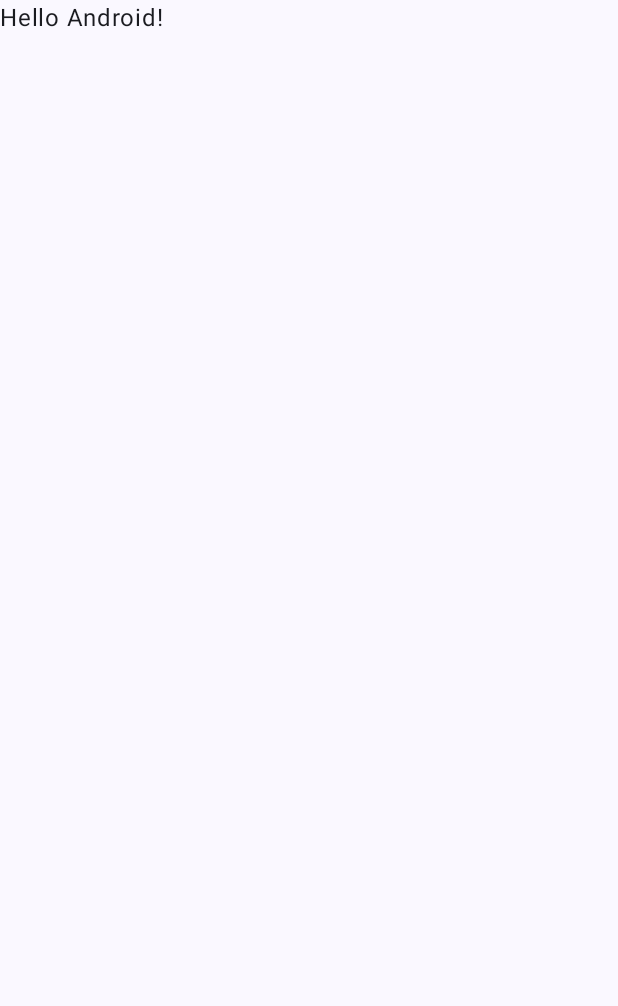
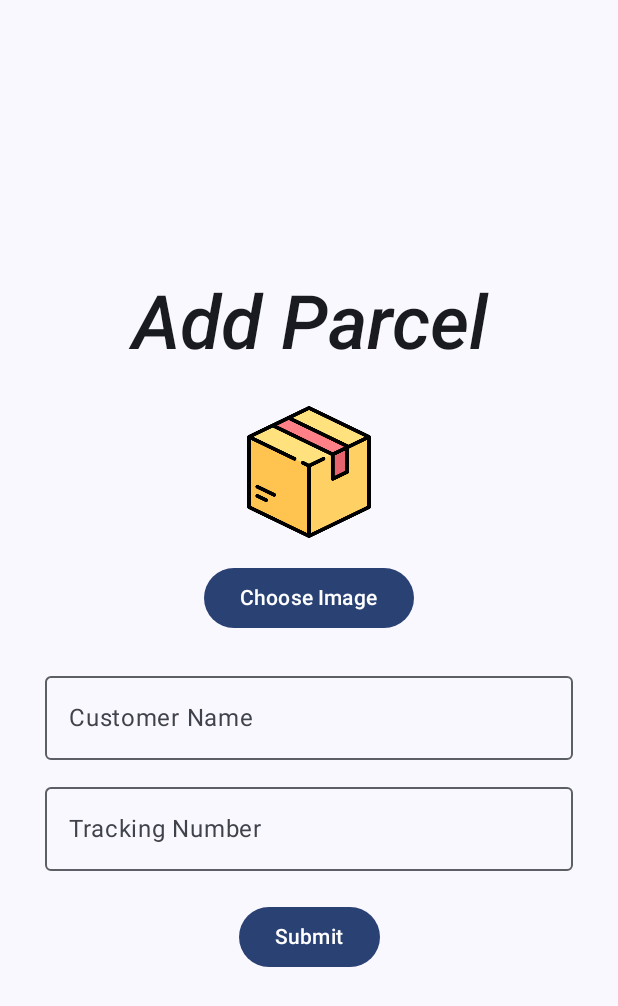
Before and after one commit to Nearon1884/Parcel-Tracker-App, an Android app built with Jetpack Compose: the screen it shows after launch (MainActivity), on a phone screen of 412 x 824 dp. Before the commit the part shown is almost empty. Shown: the top 1006 px of the screen. Run offline under Robolectric (Android 15) with nearby library versions, the phone set to English and light mode, and no system bars.

Commit message:
addParcel update

```diff
--- a/app/src/main/java/com/example/kpzparcel/MainActivity.kt
+++ b/app/src/main/java/com/example/kpzparcel/MainActivity.kt
@@ -5,12 +5,8 @@ import androidx.activity.ComponentActivity
 import androidx.activity.compose.setContent
 import androidx.activity.enableEdgeToEdge
 import androidx.compose.foundation.layout.fillMaxSize
-import androidx.compose.foundation.layout.padding
 import androidx.compose.material3.Scaffold
-import androidx.compose.material3.Text
-import androidx.compose.runtime.Composable
-import androidx.compose.ui.Modifier
-import androidx.compose.ui.tooling.preview.Preview
+import com.example.kpzparcel.ui.AddParcelForm
 import com.example.kpzparcel.ui.theme.KPZParcelTheme
 
 class MainActivity : ComponentActivity() {
@@ -19,29 +15,8 @@ class MainActivity : ComponentActivity() {
         enableEdgeToEdge()
         setContent {
             KPZParcelTheme {
-                Scaffold(modifier = Modifier.fillMaxSize()) { innerPadding ->
-                    Greeting(
-                        name = "Android",
-                        modifier = Modifier.padding(innerPadding)
-                    )
-                }
+                AddParcelForm()
             }
         }
     }
 }
-
-@Composable
-fun Greeting(name: String, modifier: Modifier = Modifier) {
-    Text(
-        text = "Hello $name!",
-        modifier = modifier
-    )
-}
-
-@Preview(showBackground = true)
-@Composable
-fun GreetingPreview() {
-    KPZParcelTheme {
-        Greeting("Android")
-    }
-}
--- a/app/src/main/java/com/example/kpzparcel/ui/AddParcel.kt
+++ b/app/src/main/java/com/example/kpzparcel/ui/AddParcel.kt
@@ -1 +1,135 @@
 package com.example.kpzparcel.ui
+
+import android.net.Uri
+import androidx.activity.compose.rememberLauncherForActivityResult
+import androidx.activity.result.contract.ActivityResultContracts
+import androidx.compose.foundation.Image
+import androidx.compose.foundation.layout.*
+import androidx.compose.material3.*
+import androidx.compose.runtime.*
+import androidx.compose.ui.Alignment
+import androidx.compose.ui.Modifier
+import androidx.compose.ui.layout.ContentScale
+import androidx.compose.ui.res.painterResource
+import androidx.compose.ui.text.TextStyle
+import androidx.compose.ui.text.font.FontFamily
+import androidx.compose.ui.text.font.FontStyle
+import androidx.compose.ui.text.font.FontWeight
+import androidx.compose.ui.text.style.TextAlign
+import androidx.compose.ui.tooling.preview.Preview
+import androidx.compose.ui.unit.dp
+import androidx.compose.ui.unit.sp
+import coil.compose.rememberAsyncImagePainter
+import com.example.kpzparcel.R
+import com.example.kpzparcel.ui.theme.KPZParcelTheme
+
+@Composable
+fun AddParcelForm() {
+    // Variables for user input
+    var customerName by remember { mutableStateOf("") }
+    var trackingNumber by remember { mutableStateOf("") }
+    var selectedImageUri by remember { mutableStateOf<Uri?>(null) }
+
+    // Image picker launcher
+    val imagePickerLauncher = rememberLauncherForActivityResult(
+        contract = ActivityResultContracts.GetContent()
+    ) { uri: Uri? ->
+        selectedImageUri = uri // Save selected image URI
+    }
+
+    Surface {
+        Column(
+            verticalArrangement = Arrangement.Center,
+            horizontalAlignment = Alignment.CenterHorizontally,
+            modifier = Modifier
+                .fillMaxSize()
+                .padding(horizontal = 30.dp)
+        ) {
+            // Header
+            Text(
+                text = "Add Parcel",
+                textAlign = TextAlign.Center,
+                style = TextStyle(
+                    fontSize = 50.sp,
+                    fontFamily = FontFamily.SansSerif,
+                    fontWeight = FontWeight.SemiBold,
+                    fontStyle = FontStyle.Italic,
+                    lineHeight = 50.sp,
+                ),
+                modifier = Modifier.padding(10.dp)
+            )
+
+            // Dynamic Image
+            Box(
+                contentAlignment = Alignment.Center,
+                modifier = Modifier
+                    .size(120.dp)
+                    .padding(16.dp)
+            ) {
+                if (selectedImageUri != null) {
+                    // Display selected image using Coil
+                    Image(
+                        painter = rememberAsyncImagePainter(model = selectedImageUri),
+                        contentDescription = "Selected Image",
+                        contentScale = ContentScale.Crop,
+                        modifier = Modifier.size(100.dp)
+                    )
+                } else {
+                    // Default image
+                    Image(
+                        painter = painterResource(R.drawable.box),
+                        contentDescription = "Default Image",
+                        contentScale = ContentScale.Crop,
+                        modifier = Modifier.size(100.dp)
+                    )
+                }
+            }
+
+            // Button to select an image
+            Button(
+                onClick = { imagePickerLauncher.launch("image/*") },
+                modifier = Modifier.align(Alignment.CenterHorizontally)
+            ) {
+                Text("Choose Image")
+            }
+
+            // Input Fields
+            Spacer(modifier = Modifier.height(20.dp))
+            OutlinedTextField(
+                value = customerName,
+                onValueChange = { customerName = it },
+                label = { Text("Customer Name") },
+                modifier = Modifier.fillMaxWidth()
+            )
+            Spacer(modifier = Modifier.height(10.dp))
+            OutlinedTextField(
+                value = trackingNumber,
+                onValueChange = { trackingNumber = it },
+                label = { Text("Tracking Number") },
+                modifier = Modifier.fillMaxWidth()
+            )
+
+            // Submit Button
+            Spacer(modifier = Modifier.height(20.dp))
+            Button(
+                onClick = {
+                    // Handle form submission logic
+                    println("Customer Name: $customerName")
+                    println("Tracking Number: $trackingNumber")
+                    println("Image URI: $selectedImageUri")
+                },
+                modifier = Modifier.align(Alignment.CenterHorizontally)
+            ) {
+                Text("Submit")
+            }
+        }
+    }
+}
+
+@Preview(showBackground = true)
+@Composable
+fun AddParcelPreview() {
+    KPZParcelTheme {
+        AddParcelForm()
+    }
+}
```
Also changed, not shown: app/build.gradle.kts (+20 -0 lines), app/src/main/java/com/example/kpzparcel/data/Converters.kt (added, +17 -0 lines), app/src/main/java/com/example/kpzparcel/data/Parcel.kt (added, +13 -0 lines), app/src/main/java/com/example/kpzparcel/data/ParcelDao.kt (added, +16 -0 lines), app/src/main/java/com/example/kpzparcel/data/ParcelDatabase.kt (added, +30 -0 lines), app/src/main/java/com/example/kpzparcel/data/ParcelRepository.kt (added, +14 -0 lines), app/src/main/java/com/example/kpzparcel/data/ParcelViewModel.kt (added, +34 -0 lines), gradle/wrapper/gradle-wrapper.properties.
